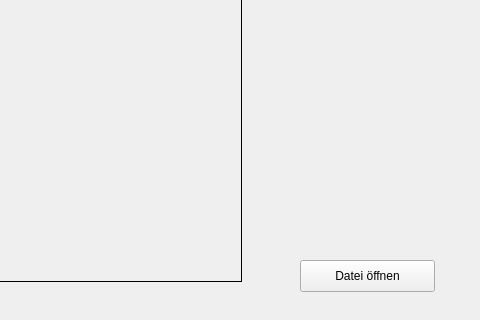
Qt form widget.ui (clemenskoehler/soimed) before a commit; both pictures show x 320 to 800 and y 280 to 600 of the 800 by 600 pixel window.
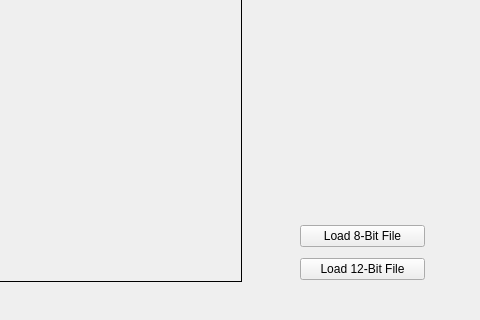
The same form after that commit.

Commit message: Assignment 2.2 finished - Windowing

```diff
--- a/widget.ui
+++ b/widget.ui
@@ -35,18 +35,31 @@
     <string>TextLabel</string>
    </property>
   </widget>
-  <widget class="QPushButton" name="pushButton_openFile">
+  <widget class="QWidget" name="">
    <property name="geometry">
     <rect>
      <x>620</x>
-     <y>540</y>
-     <width>135</width>
-     <height>32</height>
+     <y>500</y>
+     <width>125</width>
+     <height>66</height>
     </rect>
    </property>
-   <property name="text">
-    <string>Datei öffnen</string>
-   </property>
+   <layout class="QVBoxLayout" name="verticalLayout">
+    <item>
+     <widget class="QPushButton" name="pushButton_load8BitFile">
+      <property name="text">
+       <string>Load 8-Bit File</string>
+      </property>
+     </widget>
+    </item>
+    <item>
+     <widget class="QPushButton" name="pushButton_load12BitFile">
+      <property name="text">
+       <string>Load 12-Bit File</string>
+      </property>
+     </widget>
+    </item>
+   </layout>
   </widget>
  </widget>
  <resources/>
```
The commit also changes 2 other files.
